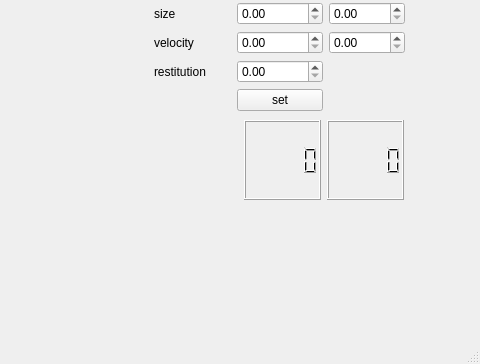
This is Physics_engine/mainwindow.ui in Seismic-wave-Han/physics_engine as Qt 5 draws it before an edit; both pictures show x 416 to 896 and y 340 to 704 of the 896 by 704 pixel window. The edited form follows.
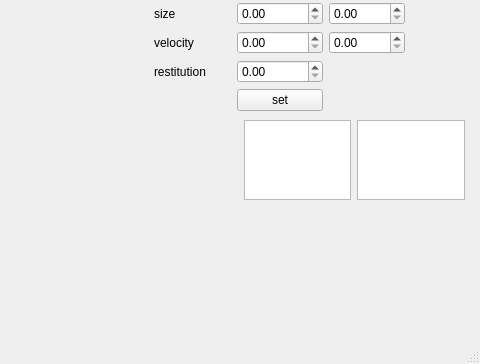
This is the edited form.

```diff
--- a/Physics_engine/mainwindow.ui
+++ b/Physics_engine/mainwindow.ui
@@ -191,16 +191,16 @@
      <rect>
       <x>660</x>
       <y>460</y>
-      <width>160</width>
+      <width>221</width>
       <height>80</height>
      </rect>
     </property>
     <layout class="QHBoxLayout" name="horizontalLayout">
      <item>
-      <widget class="QLCDNumber" name="positionX"/>
+      <widget class="QTextEdit" name="positionY"/>
      </item>
      <item>
-      <widget class="QLCDNumber" name="positionY"/>
+      <widget class="QTextEdit" name="positionX"/>
      </item>
     </layout>
    </widget>
```
